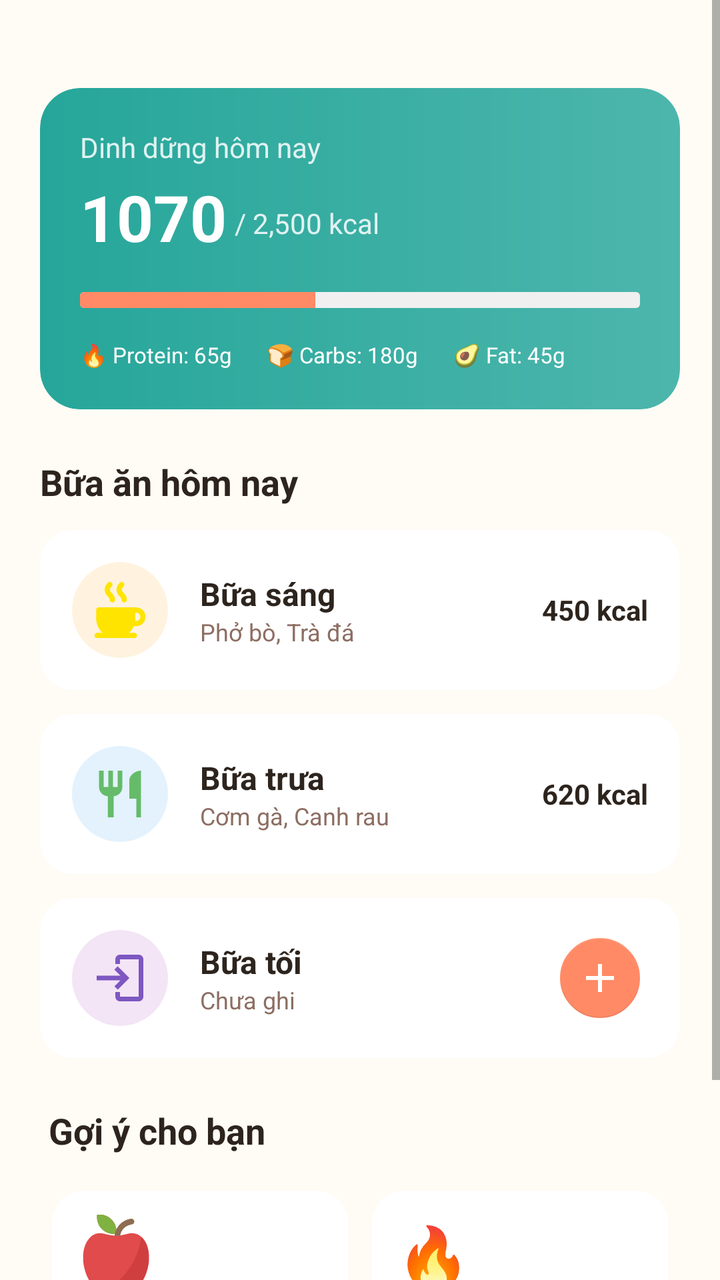
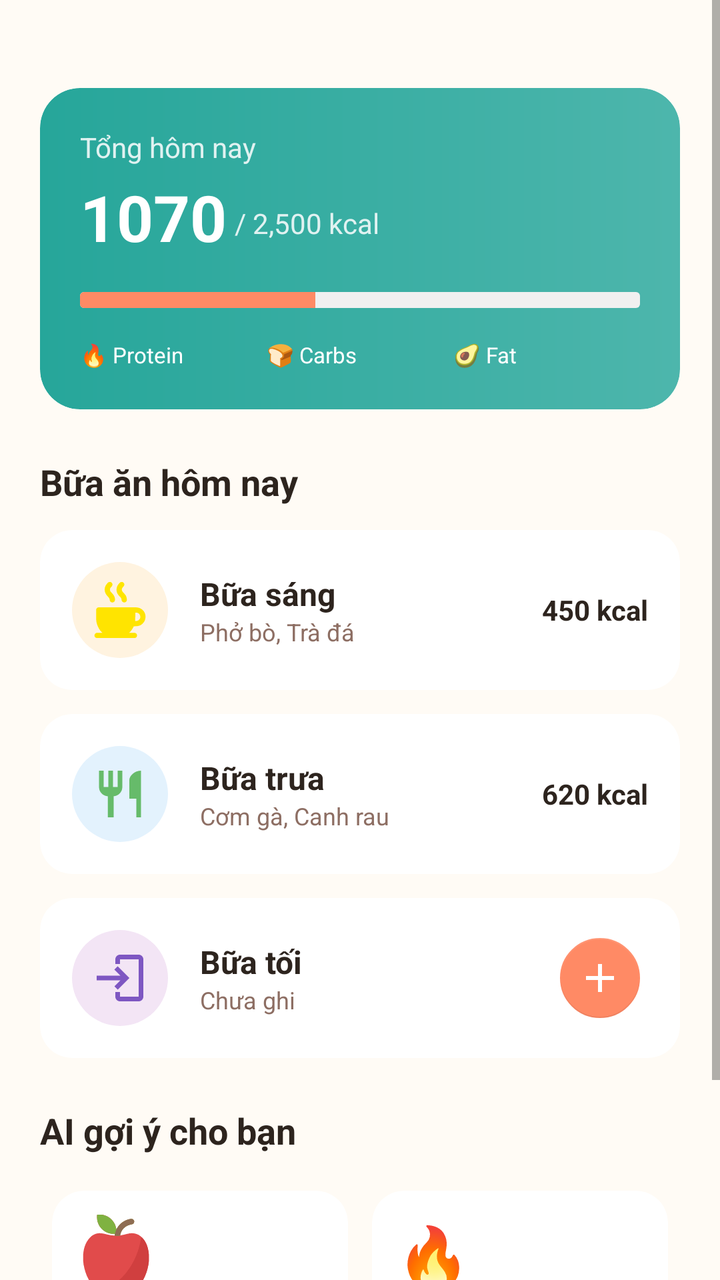

Before-and-after screenshots of an Android layout around one commit, followed by the original layout XML and the change that was made.
<!-- AndroidManifest.xml: application theme Theme.Better_Life -->
<!-- res/layout/fragment_nutrition.xml -->
<?xml version="1.0" encoding="utf-8"?>
<androidx.constraintlayout.widget.ConstraintLayout xmlns:android="http://schemas.android.com/apk/res/android"
    xmlns:app="http://schemas.android.com/apk/res-auto"
    android:layout_width="match_parent"
    android:layout_height="match_parent"
    android:background="@color/bg_main">

    <ScrollView
        android:layout_width="match_parent"
        android:layout_height="match_parent">

        <LinearLayout
            android:layout_width="match_parent"
            android:layout_height="wrap_content"
            android:orientation="vertical"
            android:padding="20dp">


            
            <androidx.cardview.widget.CardView
                android:layout_width="match_parent"
                android:layout_height="wrap_content"
                android:layout_marginTop="24dp"
                app:cardCornerRadius="20dp"
                app:cardElevation="0dp">

                <LinearLayout
                    android:layout_width="match_parent"
                    android:layout_height="wrap_content"
                    android:background="@drawable/bg_nutrition_card"
                    android:orientation="vertical"
                    android:padding="20dp">

                    <TextView
                        android:layout_width="wrap_content"
                        android:layout_height="wrap_content"
                        android:text="Dinh dững hôm nay"
                        android:textColor="#E0F2F1"
                        android:textSize="14sp" />

                    <LinearLayout
                        android:layout_width="match_parent"
                        android:layout_height="wrap_content"
                        android:layout_marginTop="4dp"
                        android:gravity="bottom"
                        android:orientation="horizontal">

                        <TextView
                            android:layout_width="wrap_content"
                            android:layout_height="wrap_content"
                            android:text="1070"
                            android:textColor="@color/white"
                            android:textSize="32sp"
                            android:textStyle="bold" />

                        <TextView
                            android:layout_width="wrap_content"
                            android:layout_height="wrap_content"
                            android:layout_marginStart="4dp"
                            android:layout_marginBottom="4dp"
                            android:text="/ 2,500 kcal"
                            android:textColor="#E0F2F1"
                            android:textSize="14sp" />
                    </LinearLayout>

                    <ProgressBar
                        style="@style/Widget.AppCompat.ProgressBar.Horizontal"
                        android:layout_width="match_parent"
                        android:layout_height="8dp"
                        android:layout_marginTop="16dp"
                        android:progress="42"
                        android:progressDrawable="@drawable/mini_progress_bar" />

                    
                    <LinearLayout
                        android:layout_width="match_parent"
                        android:layout_height="wrap_content"
                        android:layout_marginTop="16dp"
                        android:orientation="horizontal">

                        <TextView
                            android:layout_width="0dp"
                            android:layout_height="wrap_content"
                            android:layout_weight="1"
                            android:text="🔥 Protein: 65g"
                            android:textColor="@color/white"
                            android:textSize="11sp" />

                        <TextView
                            android:layout_width="0dp"
                            android:layout_height="wrap_content"
                            android:layout_weight="1"
                            android:text="🍞 Carbs: 180g"
                            android:textColor="@color/white"
                            android:textSize="11sp" />

                        <TextView
                            android:layout_width="0dp"
                            android:layout_height="wrap_content"
                            android:layout_weight="1"
                            android:text="🥑 Fat: 45g"
                            android:textColor="@color/white"
                            android:textSize="11sp" />
                    </LinearLayout>
                </LinearLayout>
            </androidx.cardview.widget.CardView>

            
            <TextView
                android:layout_width="wrap_content"
                android:layout_height="wrap_content"
                android:layout_marginTop="24dp"
                android:text="Bữa ăn hôm nay"
                android:textColor="@color/text_title"
                android:textSize="18sp"
                android:textStyle="bold" />

            
            <androidx.cardview.widget.CardView
                android:layout_width="match_parent"
                android:layout_height="wrap_content"
                android:layout_marginTop="12dp"
                app:cardCornerRadius="16dp"
                app:cardElevation="0dp">

                <LinearLayout
                    android:layout_width="match_parent"
                    android:layout_height="wrap_content"
                    android:gravity="center_vertical"
                    android:padding="16dp">

                    <ImageView
                        android:layout_width="48dp"
                        android:layout_height="48dp"
                        android:background="@drawable/bg_icon_calories"
                        android:padding="10dp"
                        android:src="@drawable/ic_breakfast" />

                    <LinearLayout
                        android:layout_width="0dp"
                        android:layout_height="wrap_content"
                        android:layout_marginStart="16dp"
                        android:layout_weight="1"
                        android:orientation="vertical">

                        <TextView
                            android:layout_width="wrap_content"
                            android:layout_height="wrap_content"
                            android:text="Bữa sáng"
                            android:textColor="@color/text_title"
                            android:textSize="16sp"
                            android:textStyle="bold" />

                        <TextView
                            android:layout_width="wrap_content"
                            android:layout_height="wrap_content"
                            android:text="Phở bò, Trà đá"
                            android:textColor="@color/text_secondary"
                            android:textSize="12sp" />
                    </LinearLayout>

                    <TextView
                        android:layout_width="wrap_content"
                        android:layout_height="wrap_content"
                        android:text="450 kcal"
                        android:textColor="@color/text_title"
                        android:textStyle="bold" />
                </LinearLayout>
            </androidx.cardview.widget.CardView>

            
            <androidx.cardview.widget.CardView
                android:layout_width="match_parent"
                android:layout_height="wrap_content"
                android:layout_marginTop="12dp"
                app:cardCornerRadius="16dp"
                app:cardElevation="0dp">

                <LinearLayout
                    android:layout_width="match_parent"
                    android:layout_height="wrap_content"
                    android:gravity="center_vertical"
                    android:padding="16dp">

                    <ImageView
                        android:layout_width="48dp"
                        android:layout_height="48dp"
                        android:background="@drawable/bg_icon_water"
                        android:padding="10dp"
                        android:src="@drawable/ic_lunch" />

                    <LinearLayout
                        android:layout_width="0dp"
                        android:layout_height="wrap_content"
                        android:layout_marginStart="16dp"
                        android:layout_weight="1"
                        android:orientation="vertical">

                        <TextView
                            android:layout_width="wrap_content"
                            android:layout_height="wrap_content"
                            android:text="Bữa trưa"
                            android:textColor="@color/text_title"
                            android:textSize="16sp"
                            android:textStyle="bold" />

                        <TextView
                            android:layout_width="wrap_content"
                            android:layout_height="wrap_content"
                            android:text="Cơm gà, Canh rau"
                            android:textColor="@color/text_secondary"
                            android:textSize="12sp" />
                    </LinearLayout>

                    <TextView
                        android:layout_width="wrap_content"
                        android:layout_height="wrap_content"
                        android:text="620 kcal"
                        android:textColor="@color/text_title"
                        android:textStyle="bold" />
                </LinearLayout>
            </androidx.cardview.widget.CardView>

            
            <androidx.cardview.widget.CardView
                android:layout_width="match_parent"
                android:layout_height="wrap_content"
                android:layout_marginTop="12dp"
                app:cardCornerRadius="16dp"
                app:cardElevation="0dp">

                <LinearLayout
                    android:layout_width="match_parent"
                    android:layout_height="wrap_content"
                    android:gravity="center_vertical"
                    android:padding="16dp">

                    <ImageView
                        android:layout_width="48dp"
                        android:layout_height="48dp"
                        android:background="@drawable/bg_icon_sleep"
                        android:padding="10dp"
                        android:src="@drawable/ic_dinner" />

                    <LinearLayout
                        android:layout_width="0dp"
                        android:layout_height="wrap_content"
                        android:layout_marginStart="16dp"
                        android:layout_weight="1"
                        android:orientation="vertical">

                        <TextView
                            android:layout_width="wrap_content"
                            android:layout_height="wrap_content"
                            android:text="Bữa tối"
                            android:textColor="@color/text_title"
                            android:textSize="16sp"
                            android:textStyle="bold" />

                        <TextView
                            android:layout_width="wrap_content"
                            android:layout_height="wrap_content"
                            android:text="Chưa ghi"
                            android:textColor="@color/text_secondary"
                            android:textSize="12sp" />
                    </LinearLayout>

                    <com.google.android.material.floatingactionbutton.FloatingActionButton
                        android:layout_width="40dp"
                        android:layout_height="40dp"
                        android:src="@drawable/ic_add"
                        app:backgroundTint="@color/add_button_bg"
                        app:elevation="0dp"
                        app:fabCustomSize="40dp"
                        app:tint="@color/white" />
                </LinearLayout>
            </androidx.cardview.widget.CardView>

            
            <TextView
                android:layout_width="wrap_content"
                android:layout_height="wrap_content"
                android:layout_marginTop="24dp"
                android:text=" Gợi ý cho bạn"
                android:textColor="@color/text_title"
                android:textSize="18sp"
                android:textStyle="bold" />

            <GridLayout
                android:layout_width="match_parent"
                android:layout_height="wrap_content"
                android:layout_marginTop="12dp"
                android:columnCount="2">

                
                <androidx.cardview.widget.CardView
                    android:layout_width="0dp"
                    android:layout_height="wrap_content"
                    android:layout_columnWeight="1"
                    android:layout_margin="6dp"
                    app:cardCornerRadius="16dp"
                    app:cardElevation="0dp">

                    <LinearLayout
                        android:layout_width="match_parent"
                        android:layout_height="wrap_content"
                        android:orientation="vertical"
                        android:padding="12dp">

                        <ImageView
                            android:layout_width="40dp"
                            android:layout_height="40dp"
                            android:src="@drawable/ic_apple" />

                        <TextView
                            android:layout_width="wrap_content"
                            android:layout_height="wrap_content"
                            android:layout_marginTop="12dp"
                            android:text="Salad cá hồi"
                            android:textColor="@color/text_title"
                            android:textStyle="bold" />

                        <TextView
                            android:layout_width="wrap_content"
                            android:layout_height="wrap_content"
                            android:text="320 kcal"
                            android:textColor="@color/text_secondary"
                            android:textSize="12sp" />

                        <TextView
                            android:layout_width="wrap_content"
                            android:layout_height="wrap_content"
                            android:layout_marginTop="8dp"
                            android:background="@drawable/circle_white_alpha"
                            android:paddingHorizontal="8dp"
                            android:paddingVertical="2dp"
                            android:text="Giàu Omega-3"
                            android:textColor="@color/text_secondary"
                            android:textSize="10sp" />
                    </LinearLayout>
                </androidx.cardview.widget.CardView>

                
                <androidx.cardview.widget.CardView
                    android:layout_width="0dp"
                    android:layout_height="wrap_content"
                    android:layout_columnWeight="1"
                    android:layout_margin="6dp"
                    app:cardCornerRadius="16dp"
                    app:cardElevation="0dp">

                    <LinearLayout
                        android:layout_width="match_parent"
                        android:layout_height="wrap_content"
                        android:orientation="vertical"
                        android:padding="12dp">





                        <TextView
                            android:layout_width="40dp"
                            android:layout_height="40dp"
                            android:text="🔥"
                            android:textSize="30sp"
                            android:textColor="@color/text_title"
                            android:textStyle="bold"/>
                        <TextView
                            android:layout_width="wrap_content"
                            android:layout_height="wrap_content"
                            android:layout_marginTop="12dp"
                            android:text="Ức gà nướng"
                            android:textColor="@color/text_title"
                            android:textStyle="bold" />

                        <TextView
                            android:layout_width="wrap_content"
                            android:layout_height="wrap_content"
                            android:text="280 kcal"
                            android:textColor="@color/text_secondary"
                            android:textSize="12sp" />

                        <TextView
                            android:layout_width="wrap_content"
                            android:layout_height="wrap_content"
                            android:layout_marginTop="8dp"
                            android:background="@drawable/circle_white_alpha"
                            android:paddingHorizontal="8dp"
                            android:paddingVertical="2dp"
                            android:text="Giàu protein"
                            android:textColor="@color/text_secondary"
                            android:textSize="10sp" />
                    </LinearLayout>
                </androidx.cardview.widget.CardView>
            </GridLayout>

        </LinearLayout>
    </ScrollView>

</androidx.constraintlayout.widget.ConstraintLayout>
<!-- resources referenced by this layout -->
<resources>
  <color name="add_button_bg">#FF8A65</color>
  <color name="bg_main">#FFFBF5</color>
  <color name="text_secondary">#8D6E63</color>
  <color name="text_title">#2D241E</color>
  <color name="white">#FFFFFFFF</color>
  <!-- drawable bg_icon_calories (drawable) -->
  <?xml version="1.0" encoding="utf-8"?>
  <shape xmlns:android="http://schemas.android.com/apk/res/android"
      android:shape="oval">
      <solid android:color="@color/card_calories" />
  </shape>
  <!-- drawable bg_icon_sleep (drawable) -->
  <?xml version="1.0" encoding="utf-8"?>
  <shape xmlns:android="http://schemas.android.com/apk/res/android"
      android:shape="oval">
      <solid android:color="@color/card_sleep" />
  </shape>
  <!-- drawable bg_icon_water (drawable) -->
  <?xml version="1.0" encoding="utf-8"?>
  <shape xmlns:android="http://schemas.android.com/apk/res/android"
      android:shape="oval">
      <solid android:color="@color/card_water" />
  </shape>
  <!-- drawable bg_nutrition_card (drawable) -->
  <?xml version="1.0" encoding="utf-8"?>
  <shape xmlns:android="http://schemas.android.com/apk/res/android">
      <gradient
          android:startColor="#26A69A"
          android:endColor="#4DB6AC"
          android:angle="0" />
      <corners android:radius="20dp" />
  </shape>
  <!-- drawable circle_white_alpha (drawable) -->
  <?xml version="1.0" encoding="utf-8"?>
  <shape xmlns:android="http://schemas.android.com/apk/res/android"
      android:shape="rectangle">
      <solid android:color="#F5F5F5" />
      <corners android:radius="12dp" />
  </shape>
  <!-- drawable ic_add (drawable) -->
  <?xml version="1.0" encoding="utf-8"?>
  <vector xmlns:android="http://schemas.android.com/apk/res/android"
      android:width="24dp"
      android:height="24dp"
      android:viewportWidth="24"
      android:viewportHeight="24">
      <path
          android:fillColor="#FFFFFF"
          android:pathData="M19,13h-6v6h-2v-6H5v-2h6V5h2v6h6v2z" />
  </vector>
  <!-- drawable ic_dinner (drawable) -->
  <?xml version="1.0" encoding="utf-8"?>
  <vector xmlns:android="http://schemas.android.com/apk/res/android"
      android:width="24dp"
      android:height="24dp"
      android:viewportWidth="24"
      android:viewportHeight="24">
      <path
          android:fillColor="#7E57C2"
          android:pathData="M11,7L9.6,8.4l2.6,2.6H2v2h10.2l-2.6,2.6l1.4,1.4l5,-5L11,7zM20,2h-8c-1.1,0 -2,0.9 -2,2v2h2V4h8v16h-8v-2h-2v2c0,1.1 0.9,2 2,2h8c1.1,0 2,-0.9 2,-2V4C22,2.9 21.1,2 20,2z" />
  </vector>
  <!-- drawable ic_lunch (drawable) -->
  <?xml version="1.0" encoding="utf-8"?>
  <vector xmlns:android="http://schemas.android.com/apk/res/android"
      android:width="24dp"
      android:height="24dp"
      android:viewportWidth="24"
      android:viewportHeight="24">
      <path
          android:fillColor="#66BB6A"
          android:pathData="M11,9H9V2H7v7H5V2H3v7c0,2.12 1.66,3.84 3.75,3.97V22h2.5v-9.03C11.34,12.84 13,11.12 13,9V2h-2v7zM16,6v8h3v8h2V2c-2.76,0 -5,2.24 -5,4z" />
  </vector>
  <color name="card_calories">#FFF3E0</color>
  <color name="card_sleep">#F3E5F5</color>
  <color name="card_water">#E3F2FD</color>
  <color name="primary_teal">#FF8A65</color>
  <color name="primary_teal_dark">#E64A19</color>
  <color name="nav_active">#FF8A65</color>
  <!-- unchanged entries left out for length: 4 -->
</resources>

<!-- the commit's change to res/layout/fragment_nutrition.xml (unified diff, before → after) -->
@@ -34,7 +34,7 @@
                     <TextView
                         android:layout_width="wrap_content"
                         android:layout_height="wrap_content"
-                        android:text="Dinh dững hôm nay"
+                        android:text="@string/total_today"
                         android:textColor="#E0F2F1"
                         android:textSize="14sp" />
 
@@ -82,7 +82,7 @@
                             android:layout_width="0dp"
                             android:layout_height="wrap_content"
                             android:layout_weight="1"
-                            android:text="🔥 Protein: 65g"
+                            android:text="🔥 Protein"
                             android:textColor="@color/white"
                             android:textSize="11sp" />
 
@@ -90,7 +90,7 @@
                             android:layout_width="0dp"
                             android:layout_height="wrap_content"
                             android:layout_weight="1"
-                            android:text="🍞 Carbs: 180g"
+                            android:text="🍞 Carbs"
                             android:textColor="@color/white"
                             android:textSize="11sp" />
 
@@ -98,7 +98,7 @@
                             android:layout_width="0dp"
                             android:layout_height="wrap_content"
                             android:layout_weight="1"
-                            android:text="🥑 Fat: 45g"
+                            android:text="🥑 Fat"
                             android:textColor="@color/white"
                             android:textSize="11sp" />
                     </LinearLayout>
@@ -110,7 +110,7 @@
                 android:layout_width="wrap_content"
                 android:layout_height="wrap_content"
                 android:layout_marginTop="24dp"
-                android:text="Bữa ăn hôm nay"
+                android:text="@string/meals_today"
                 android:textColor="@color/text_title"
                 android:textSize="18sp"
                 android:textStyle="bold" />
@@ -146,7 +146,7 @@
                         <TextView
                             android:layout_width="wrap_content"
                             android:layout_height="wrap_content"
-                            android:text="Bữa sáng"
+                            android:text="@string/breakfast"
                             android:textColor="@color/text_title"
                             android:textSize="16sp"
                             android:textStyle="bold" />
@@ -199,7 +199,7 @@
                         <TextView
                             android:layout_width="wrap_content"
                             android:layout_height="wrap_content"
-                            android:text="Bữa trưa"
+                            android:text="@string/lunch"
                             android:textColor="@color/text_title"
                             android:textSize="16sp"
                             android:textStyle="bold" />
@@ -252,7 +252,7 @@
                         <TextView
                             android:layout_width="wrap_content"
                             android:layout_height="wrap_content"
-                            android:text="Bữa tối"
+                            android:text="@string/dinner"
                             android:textColor="@color/text_title"
                             android:textSize="16sp"
                             android:textStyle="bold" />
@@ -281,7 +281,7 @@
                 android:layout_width="wrap_content"
                 android:layout_height="wrap_content"
                 android:layout_marginTop="24dp"
-                android:text=" Gợi ý cho bạn"
+                android:text="@string/ai_suggestion"
                 android:textColor="@color/text_title"
                 android:textSize="18sp"
                 android:textStyle="bold" />
<!-- resource entries referenced after the edit -->
@@ -25,7 +25,7 @@
   </shape>
   <!-- drawable bg_nutrition_card (drawable) -->
   <?xml version="1.0" encoding="utf-8"?>
-  <shape xmlns:android="http://schemas.android.com/apk/res/android">
+   <shape xmlns:android="http://schemas.android.com/apk/res/android">
       <gradient
           android:startColor="#26A69A"
           android:endColor="#4DB6AC"
@@ -72,6 +72,12 @@
           android:fillColor="#66BB6A"
           android:pathData="M11,9H9V2H7v7H5V2H3v7c0,2.12 1.66,3.84 3.75,3.97V22h2.5v-9.03C11.34,12.84 13,11.12 13,9V2h-2v7zM16,6v8h3v8h2V2c-2.76,0 -5,2.24 -5,4z" />
   </vector>
+  <string name="ai_suggestion">AI gợi ý cho bạn</string>
+  <string name="breakfast">Bữa sáng</string>
+  <string name="dinner">Bữa tối</string>
+  <string name="lunch">Bữa trưa</string>
+  <string name="meals_today">Bữa ăn hôm nay</string>
+  <string name="total_today">Tổng hôm nay</string>
   <color name="card_calories">#FFF3E0</color>
   <color name="card_sleep">#F3E5F5</color>
   <color name="card_water">#E3F2FD</color>
